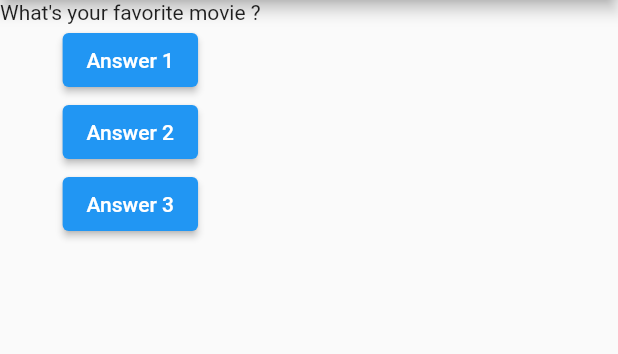
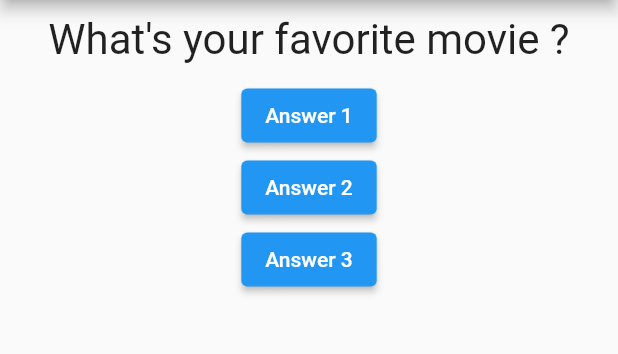
Before and after one commit to Omar-Hosny1/First-Flutter-App, a Flutter app: the screen it shows after launch, after a tap on "Answer 1", on a phone screen of 412 x 824 dp, the part 84-438 px from its top. Run offline on Flutter 3.47's test engine with Material 2 defaults, Android fonts, the phone set to English and light mode, and no system bars.

Commit message:
The Components Seperated Successfuly

```diff
--- a/lib/main.dart
+++ b/lib/main.dart
@@ -1,17 +1,18 @@
-import 'dart:ffi';
-
+// import 'dart:ffi';
 import 'package:flutter/material.dart';
 
-class Person {
-  String name;
-  int age;
-  Char gender;
-  Person({String name, int age, this.gender}) {
-    // this.gender => // named args
-    this.name = name;
-    this.age = age;
-  }
-}
+import './question.dart';
+
+// class Person {
+//   String name;
+//   int age;
+//   Char gender;
+//   Person({String name, int age, this.gender}) {
+//     // this.gender => // named args
+//     this.name = name;
+//     this.age = age;
+//   }
+// }
 
 void main() {
   // var p1 = Person(name: "Omar");
@@ -22,21 +23,22 @@ void main() {
 class MyApp extends StatefulWidget {
   @override
   State<StatefulWidget> createState() {
-    return MyAppState();
+    return _MyAppState();
   }
 }
 
-class MyAppState extends State<MyApp> {
+class _MyAppState extends State<MyApp> {
+  // _class name => it makes it private and accessable in this class only
   // StatelessWidget => A class to create your own widgets
-  int questionIndex = 0;
-  var questions = [
+  int _questionIndex = 0;
+  var _questions = [
     'What\'s your favorite color ?',
     'What\'s your favorite movie ?'
   ];
 
-  void answerQuestion() {
+  void _answerQuestion() {
     setState(() {
-      questionIndex = questionIndex + 1;
+      _questionIndex = _questionIndex + 1;
     });
   }
 
@@ -45,13 +47,14 @@ class MyAppState extends State<MyApp> {
     // MaterialApp => it returns a compination of widgets into a real app
     return MaterialApp(
         home: Scaffold(
+      // Scaffold => creates a base page design,
       appBar: AppBar(
         title: Text("My First App"),
       ),
       body: Column(children: [
-        Text(questions[questionIndex]),
+        Question(QuestionText: _questions[_questionIndex]),
         ElevatedButton(
-          onPressed: answerQuestion,
+          onPressed: _answerQuestion,
           child: Text("Answer 1"),
         ),
         ElevatedButton(
@@ -65,7 +68,13 @@ class MyAppState extends State<MyApp> {
           child: Text("Answer 3"),
         ),
       ]),
-    ) // Scaffold => creates a base page design,
-        );
+    ));
   }
 }
+
+
+/*
+style: ButtonStyle(
+        backgroundColor: MaterialStateProperty.all(Colors.blue),
+    ),
+*/
--- /dev/null
+++ b/lib/question.dart
@@ -0,0 +1,19 @@
+import 'package:flutter/cupertino.dart';
+
+class Question extends StatelessWidget {
+  final String QuestionText;
+
+  Question({this.QuestionText});
+
+  Widget build(BuildContext context) {
+    return Container(
+      width: double.infinity,
+      margin: EdgeInsets.all(10),
+      child: Text(
+        QuestionText,
+        style: TextStyle(fontSize: 28),
+        textAlign: TextAlign.center,
+      ),
+    );
+  }
+}
```
